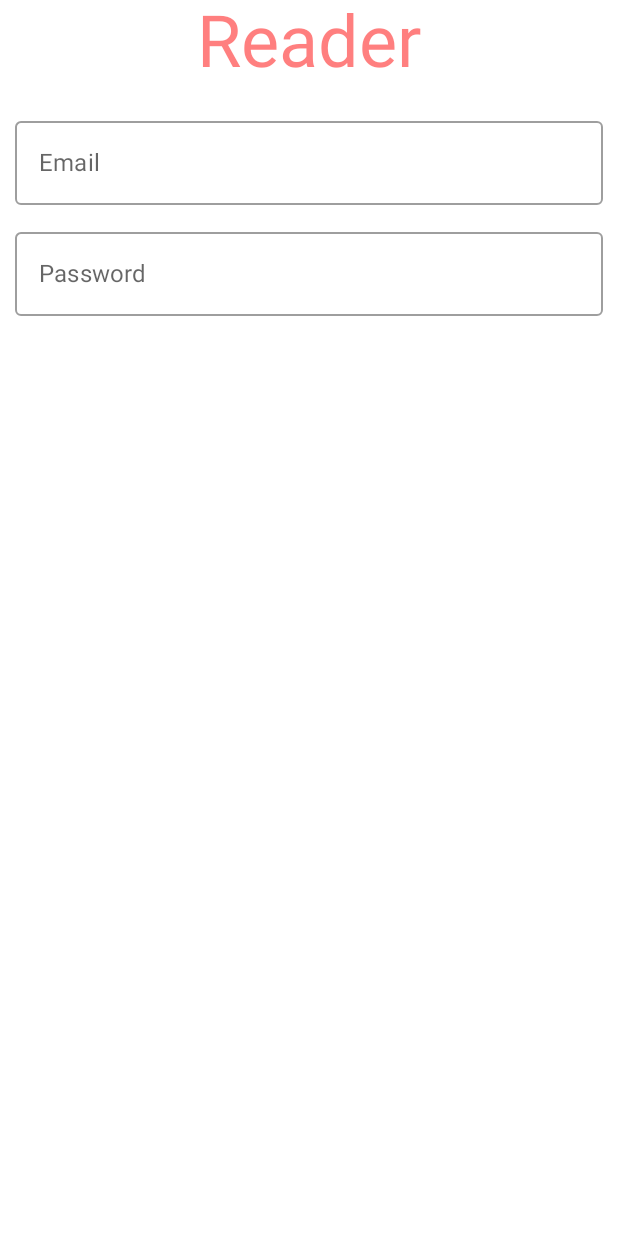
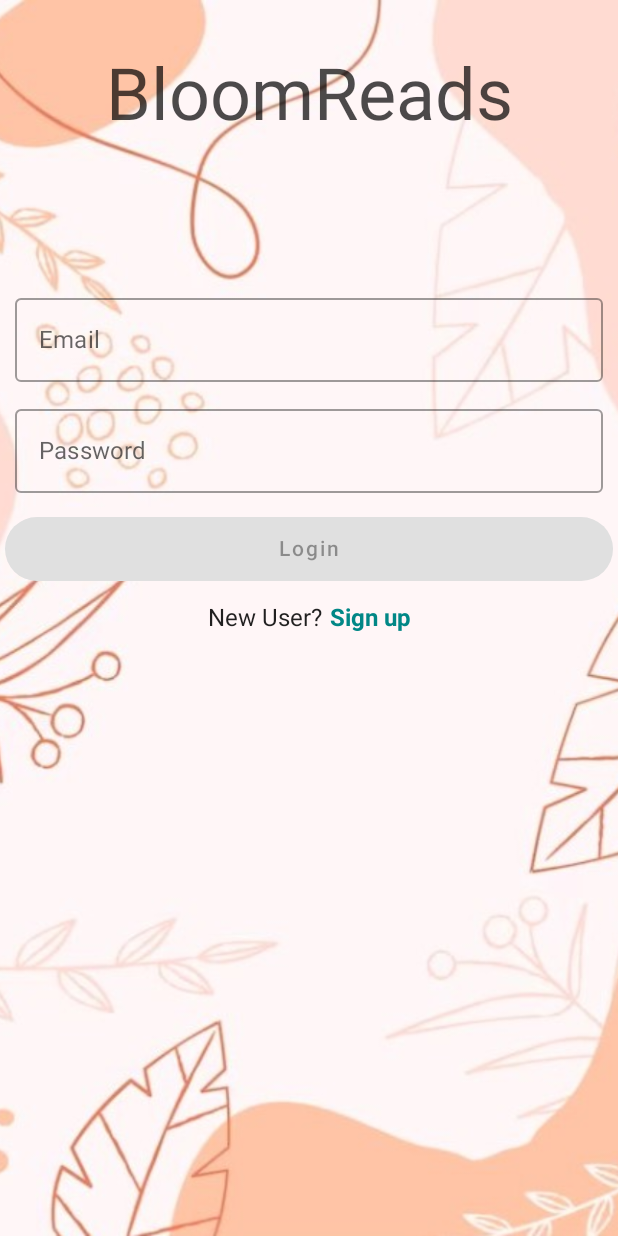
Before and after one commit to veronika8597/ReaderApp, an Android app built with Jetpack Compose: the screen it shows after launch (MainActivity), on a phone screen of 412 x 824 dp. Run offline under Robolectric (Android 15) with nearby library versions, the phone set to English and light mode, and no system bars; our stand-ins replace Dagger/Hilt's generated code, Firebase (no records; nobody signed in at launch, a user with empty details on screens opened directly).

Commit message:
FireBase auth, Login, bypass login screen

```diff
--- a/app/src/main/java/com/example/myreaderapp/MainActivity.kt
+++ b/app/src/main/java/com/example/myreaderapp/MainActivity.kt
@@ -28,7 +28,6 @@ class MainActivity : ComponentActivity() {
         super.onCreate(savedInstanceState)
         setContent {
             ReaderApp()
-
         }
     }
 }
@@ -44,11 +43,10 @@ fun ReaderApp(){
             horizontalAlignment = Alignment.CenterHorizontally) {
                 ReaderNavigation()
 
-
             }
         }
 
-        }
+    }
 
 }
 
--- a/app/src/main/java/com/example/myreaderapp/components/Components.kt
+++ b/app/src/main/java/com/example/myreaderapp/components/Components.kt
@@ -24,10 +24,10 @@ import androidx.compose.ui.unit.sp
 
 @Composable
 fun ReaderLogo(modifier: Modifier = Modifier) {
-    Text(text = "Reader",
-        modifier = modifier.padding(bottom = 16.dp),
+    Text(text = "BloomReads",
+        modifier = modifier.padding(top = 35.dp ,bottom = 80.dp),
         style = MaterialTheme.typography.h3,
-        color = Color.Red.copy(alpha = 0.5f)
+        color = Color.Black.copy(alpha = 0.7f)
     )
 }
 
--- a/app/src/main/java/com/example/myreaderapp/screens/ReaderSplashScreen.kt
+++ b/app/src/main/java/com/example/myreaderapp/screens/ReaderSplashScreen.kt
@@ -3,6 +3,7 @@ package com.example.myreaderapp.screens
 import android.view.animation.OvershootInterpolator
 import androidx.compose.animation.core.tween
 import androidx.compose.foundation.BorderStroke
+import androidx.compose.foundation.Image
 import androidx.compose.foundation.layout.*
 import androidx.compose.foundation.shape.CircleShape
 import androidx.compose.material.MaterialTheme
@@ -13,12 +14,17 @@ import androidx.compose.runtime.LaunchedEffect
 import androidx.compose.runtime.remember
 import androidx.compose.ui.Alignment
 import androidx.compose.ui.Modifier
+import androidx.compose.ui.draw.alpha
 import androidx.compose.ui.draw.scale
 import androidx.compose.ui.graphics.Color
+import androidx.compose.ui.layout.ContentScale
+import androidx.compose.ui.res.painterResource
 import androidx.compose.ui.unit.dp
 import androidx.navigation.NavController
+import com.example.myreaderapp.R
 import com.example.myreaderapp.components.ReaderLogo
 import com.example.myreaderapp.navigation.ReaderScreens
+import com.google.firebase.auth.FirebaseAuth
 import kotlinx.coroutines.delay
 
 @Composable
@@ -38,18 +44,33 @@ fun ReaderSplashScreen(navController: NavController){
         )
         delay(2000L)
 
-        navController.navigate(ReaderScreens.LoginScreen.name)
+        //Checks if there's a FireBase user, if so - takes them to Home screen, otherwise, to Login Screen
+        if(FirebaseAuth.getInstance().currentUser?.email.isNullOrEmpty()){
+            navController.navigate(ReaderScreens.LoginScreen.name)
+        }else{
+            navController.navigate(ReaderScreens.ReaderHomeScreen.name)
+        }
 
+        //navController.navigate(ReaderScreens.LoginScreen.name)
     }
 
     //Logo
     Surface(modifier = Modifier
         .padding(15.dp)
-        .size(330.dp)
+        .size(380.dp)
         .scale(scale.value),
         shape = CircleShape,
         color = Color.White,
-        border = BorderStroke(width = 2.dp, Color.LightGray)){
+       ){
+
+        // border = BorderStroke(width = 2.dp, Color.LightGray)
+        Image(
+            painter = painterResource(id = R.drawable.girlreading),
+            contentDescription = null,
+            modifier = Modifier.fillMaxSize().alpha(0.5f),
+            contentScale = ContentScale.Crop
+        )
+
         Column(
             modifier = Modifier.padding(1.dp),
             horizontalAlignment = Alignment.CenterHorizontally,
@@ -57,10 +78,9 @@ fun ReaderSplashScreen(navController: NavController){
         ) {
             ReaderLogo()
             Spacer(modifier = Modifier.heightIn(15.dp))
-            Text(text = "Read Learn Change",
+            Text(text = "Read. Explore. Enrich.",
             style = MaterialTheme.typography.h5,
             color = Color.LightGray)
-
         }
     }
 
--- a/app/src/main/java/com/example/myreaderapp/screens/home/ReaderHomeScreen.kt
+++ b/app/src/main/java/com/example/myreaderapp/screens/home/ReaderHomeScreen.kt
@@ -1,9 +1,11 @@
 package com.example.myreaderapp.screens.home
 
+import androidx.compose.material.Text
 import androidx.compose.runtime.Composable
 import androidx.navigation.NavController
 
 @Composable
 fun Home(navController: NavController){
+    Text(text = "I'm home")
 
 }
--- a/app/src/main/java/com/example/myreaderapp/screens/login/ReaderLoginScreen.kt
+++ b/app/src/main/java/com/example/myreaderapp/screens/login/ReaderLoginScreen.kt
@@ -1,12 +1,11 @@
 package com.example.myreaderapp.screens.login
 
 import android.util.Log
-import androidx.compose.foundation.background
+import androidx.compose.foundation.*
 import androidx.compose.foundation.layout.*
-import androidx.compose.foundation.rememberScrollState
+import androidx.compose.foundation.shape.CircleShape
 import androidx.compose.foundation.text.KeyboardActions
 import androidx.compose.foundation.text.KeyboardOptions
-import androidx.compose.foundation.verticalScroll
 import androidx.compose.material.*
 import androidx.compose.material.icons.Icons
 import androidx.compose.material.icons.filled.Close
@@ -17,8 +16,13 @@ import androidx.compose.ui.ExperimentalComposeUiApi
 import androidx.compose.ui.Modifier
 import androidx.compose.ui.focus.FocusRequester
 import androidx.compose.ui.focus.focusRequester
+import androidx.compose.ui.graphics.Color
+import androidx.compose.ui.layout.ContentScale
 import androidx.compose.ui.platform.LocalSoftwareKeyboardController
+import androidx.compose.ui.res.painterResource
+import androidx.compose.ui.res.stringResource
 import androidx.compose.ui.text.TextStyle
+import androidx.compose.ui.text.font.FontWeight
 import androidx.compose.ui.text.input.ImeAction
 import androidx.compose.ui.text.input.KeyboardType
 import androidx.compose.ui.text.input.PasswordVisualTransformation
@@ -27,21 +31,63 @@ import androidx.compose.ui.tooling.preview.Preview
 import androidx.compose.ui.unit.dp
 import androidx.compose.ui.unit.sp
 import androidx.navigation.NavController
+import com.example.myreaderapp.R
 import com.example.myreaderapp.components.EmailInput
 import com.example.myreaderapp.components.PasswordInput
 import com.example.myreaderapp.components.ReaderLogo
+import com.example.myreaderapp.navigation.ReaderScreens
 
 @Composable
-fun ReaderLoginScreen(navController: NavController){
+fun ReaderLoginScreen(navController: NavController,
+                      viewModel: LoginScreenViewModel = androidx.lifecycle.viewmodel.compose.viewModel()){
 
-    Surface(modifier = Modifier.fillMaxSize()) {
+    val showLoginForm = rememberSaveable { mutableStateOf(true) }
+
+    Surface(modifier = Modifier.fillMaxSize())
+        {
+            Image(
+                painter = painterResource(id = R.drawable.abstract2),
+                contentDescription = null,
+                modifier = Modifier.fillMaxSize(),
+                contentScale = ContentScale.Crop
+            )
+
         Column(horizontalAlignment = Alignment.CenterHorizontally,
         verticalArrangement = Arrangement.Top) {
             ReaderLogo()
-            UserForm(loading = false, isCreatedAccount = false){ email, password ->
-                Log.d("Form" , "ReaderLoginScreen: $email $password")
+            if(showLoginForm.value) UserForm(loading = false, isCreatedAccount = false) { email, password ->
+
+                viewModel.signInWithEmailAndPassword(email, password){
+                    navController.navigate(ReaderScreens.ReaderHomeScreen.name)
+                }
+            }
+            else
+                {
+                    UserForm(loading = false , isCreatedAccount = true) { email, password ->
+                        viewModel.createUserWithEmailAndPassword(email, password){
+                            navController.navigate(ReaderScreens.ReaderHomeScreen.name)
                         }
 
+                    }
+                }
+
+
+        }
+            Spacer(modifier = Modifier.height(25.dp))
+            Row(modifier = Modifier.padding(25.dp),
+            horizontalArrangement = Arrangement.Center,
+            verticalAlignment = Alignment.CenterVertically)
+            {
+                val text = if(showLoginForm.value) "Sign up" else "Login"
+                Text(text = "New User?")
+                Text(text,
+                    modifier = Modifier
+                        .clickable {
+                            showLoginForm.value = !showLoginForm.value
+                        }
+                        .padding(start = 5.dp),
+                      fontWeight = FontWeight.Bold,
+                      color = MaterialTheme.colors.secondaryVariant)
             }
 
     }
@@ -71,10 +117,14 @@ fun UserForm(loading: Boolean = false,
         .verticalScroll(rememberScrollState())
 
     Column(modifier = Modifier, horizontalAlignment = Alignment.CenterHorizontally) {
+
+        if(isCreatedAccount) Text(text = stringResource(id = R.string.create_acct),
+                                    modifier = Modifier.padding(4.dp))
+        else Text("")
+
         EmailInput(emailState = email, enabled = !loading, onAction = KeyboardActions {
             passwordFocusRequest.requestFocus()
         })
-    }
 
         PasswordInput(modifier = Modifier.focusRequester(passwordFocusRequest),
             passwordState = password,
@@ -86,4 +136,33 @@ fun UserForm(loading: Boolean = false,
                 onDone(email.value.trim(), password.value.trim())
             })
 
+        SubmitButton(
+            textId = if (isCreatedAccount) "Create Account" else "Login",
+            loading = loading,
+            validInputs = valid){
+            onDone(email.value.trim(), password.value.trim())
+            keyboardController?.hide()
         }
+    }
+
+}
+
+@Composable
+fun SubmitButton(textId: String,
+                 loading: Boolean,
+                 validInputs: Boolean,
+                 onClick: () -> Unit) {
+    Button(
+        onClick = onClick,
+        modifier = Modifier
+            .padding(3.dp)
+            .fillMaxWidth(),
+        enabled = !loading && validInputs,
+        shape = CircleShape,
+    ) {
+        if (loading) CircularProgressIndicator(modifier = Modifier.size(25.dp))
+        else Text(text = textId, modifier = Modifier.padding(5.dp))
+
+    }
+
+}
--- a/app/src/main/res/values/colors.xml
+++ b/app/src/main/res/values/colors.xml
@@ -7,4 +7,5 @@
     <color name="teal_700">#FF018786</color>
     <color name="black">#FF000000</color>
     <color name="white">#FFFFFFFF</color>
+    <color name="coral">#FF7F50</color>
 </resources>
--- a/app/src/main/res/values/strings.xml
+++ b/app/src/main/res/values/strings.xml
@@ -1,3 +1,5 @@
 <resources>
     <string name="app_name">MyReaderApp</string>
+
+    <string name="create_acct">Please enter a valid email and password</string>
 </resources>
--- a/app/src/main/res/values/themes.xml
+++ b/app/src/main/res/values/themes.xml
@@ -2,6 +2,6 @@
 <resources>
 
     <style name="Theme.MyReaderApp" parent="android:Theme.Material.Light.NoActionBar">
-        <item name="android:statusBarColor">@color/purple_700</item>
+        <item name="android:statusBarColor">@color/coral</item>
     </style>
 </resources>
```
Also changed, not shown: app/src/main/java/com/example/myreaderapp/model/MUser.kt (added, +21 -0 lines), app/src/main/java/com/example/myreaderapp/screens/login/LoadingState.kt (added, +20 -0 lines), app/src/main/java/com/example/myreaderapp/screens/login/LoginScreenViewModel.kt (added, +77 -0 lines), app/src/main/res/drawable/abstract2.jpg (added), app/src/main/res/drawable/girlreading.jpg (added). Lines whose indentation alone changed are shown as unchanged.
